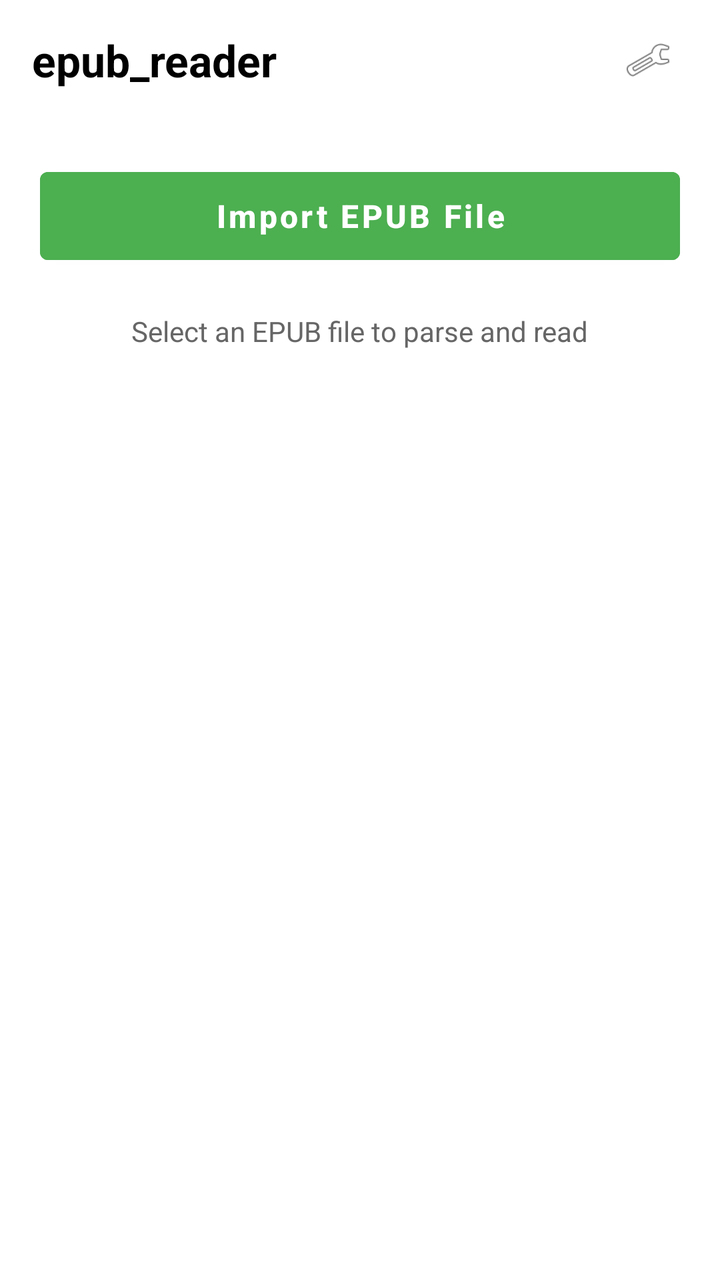
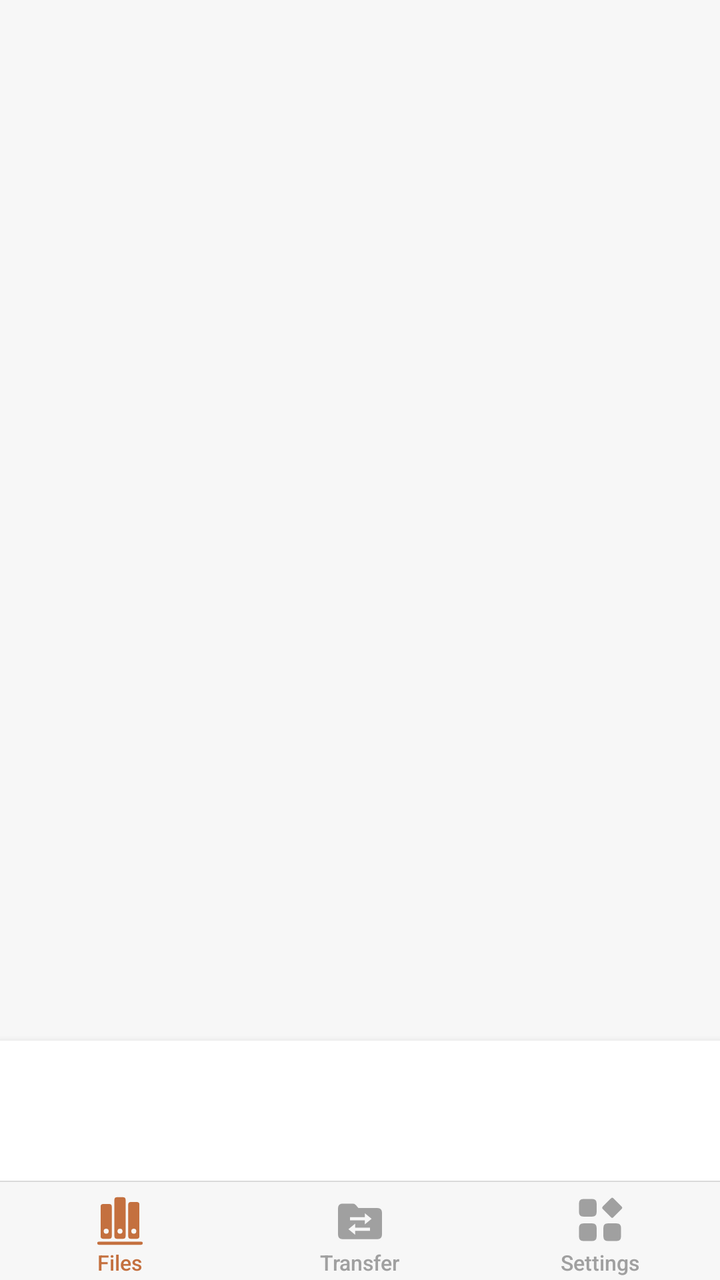

Screens rendered from an Android XML layout before and after an edit, with the pre-edit source and the edit as a unified diff.
<!-- AndroidManifest.xml: activity theme Theme.Epub_reader -->
<!-- res/layout/activity_main.xml -->
<?xml version="1.0" encoding="utf-8"?>
<RelativeLayout xmlns:android="http://schemas.android.com/apk/res/android"
    xmlns:app="http://schemas.android.com/apk/res-auto"
    xmlns:tools="http://schemas.android.com/tools"
    android:id="@+id/main"
    android:layout_width="match_parent"
    android:layout_height="match_parent"
    android:background="@color/white"
    tools:context=".MainActivity">

    <LinearLayout
        android:id="@+id/main_content"
        android:layout_width="match_parent"
        android:layout_height="match_parent"
        android:orientation="vertical">

        
        <LinearLayout
            android:layout_width="match_parent"
            android:layout_height="60dp"
            android:orientation="horizontal"
            android:paddingStart="16dp"
            android:paddingEnd="16dp"
            android:gravity="center_vertical"
            android:background="@color/white">

            <TextView
                android:layout_width="0dp"
                android:layout_height="wrap_content"
                android:layout_weight="1"
                android:text="@string/app_name"
                android:textColor="@color/black"
                android:textSize="22sp"
                android:textStyle="bold" />

            <ImageView
                android:id="@+id/btn_settings"
                android:layout_width="40dp"
                android:layout_height="40dp"
                android:padding="8dp"
                android:src="@android:drawable/ic_menu_preferences"
                android:contentDescription="@string/setting" />
        </LinearLayout>

        
        <ScrollView
            android:id="@+id/anchor_view"
            android:layout_width="match_parent"
            android:layout_height="0dp"
            android:layout_weight="1"
            android:fillViewport="true">

            <LinearLayout
                android:layout_width="match_parent"
                android:layout_height="wrap_content"
                android:orientation="vertical"
                android:gravity="center_horizontal"
                android:padding="20dp">

                <Button
                    android:id="@+id/btnImportEpub"
                    android:layout_width="match_parent"
                    android:layout_height="56dp"
                    android:text="Import EPUB File"
                    android:textSize="16sp"
                    android:textStyle="bold"
                    android:textAllCaps="false"
                    android:backgroundTint="@color/border_select"
                    android:textColor="@color/white"
                    android:layout_marginBottom="20dp" />

                <TextView
                    android:id="@+id/tvStatus"
                    android:layout_width="wrap_content"
                    android:layout_height="wrap_content"
                    android:text="Select an EPUB file to parse and read"
                    android:textSize="14sp"
                    android:textColor="#666666"
                    android:layout_marginBottom="16dp" />

                
                <androidx.cardview.widget.CardView
                    android:id="@+id/cardBookInfo"
                    android:layout_width="match_parent"
                    android:layout_height="wrap_content"
                    android:visibility="gone"
                    android:clickable="true"
                    android:focusable="true"
                    android:foreground="?attr/selectableItemBackground"
                    app:cardCornerRadius="12dp"
                    app:cardElevation="4dp"
                    app:cardUseCompatPadding="true"
                    app:cardBackgroundColor="@color/white">

                    <LinearLayout
                        android:layout_width="match_parent"
                        android:layout_height="wrap_content"
                        android:orientation="vertical"
                        android:padding="16dp">

                        <LinearLayout
                            android:layout_width="match_parent"
                            android:layout_height="wrap_content"
                            android:orientation="horizontal">

                            <ImageView
                                android:id="@+id/imgCover"
                                android:layout_width="80dp"
                                android:layout_height="120dp"
                                android:scaleType="centerCrop"
                                android:background="#E0E0E0"
                                android:contentDescription="Cover" />

                            <LinearLayout
                                android:layout_width="0dp"
                                android:layout_height="wrap_content"
                                android:layout_weight="1"
                                android:orientation="vertical"
                                android:layout_marginStart="16dp">

                                <TextView
                                    android:id="@+id/tvTitle"
                                    android:layout_width="match_parent"
                                    android:layout_height="wrap_content"
                                    android:textSize="18sp"
                                    android:textStyle="bold"
                                    android:textColor="@color/black"
                                    android:ellipsize="end"
                                    android:maxLines="2" />

                                <TextView
                                    android:id="@+id/tvAuthor"
                                    android:layout_width="match_parent"
                                    android:layout_height="wrap_content"
                                    android:textSize="14sp"
                                    android:textColor="#666666"
                                    android:layout_marginTop="4dp" />

                                <TextView
                                    android:id="@+id/tvChaptersCount"
                                    android:layout_width="match_parent"
                                    android:layout_height="wrap_content"
                                    android:textSize="13sp"
                                    android:textColor="#888888"
                                    android:layout_marginTop="8dp" />

                            </LinearLayout>

                        </LinearLayout>

                        <Button
                            android:id="@+id/btnReadNow"
                            android:layout_width="match_parent"
                            android:layout_height="48dp"
                            android:layout_marginTop="16dp"
                            android:text="Start Reading"
                            android:textSize="15sp"
                            android:textStyle="bold"
                            android:textAllCaps="false"
                            android:backgroundTint="@color/border_select"
                            android:textColor="@color/white" />

                    </LinearLayout>

                </androidx.cardview.widget.CardView>

            </LinearLayout>

        </ScrollView>

    </LinearLayout>

    <FrameLayout
        android:id="@+id/mrecContainer"
        android:layout_width="match_parent"
        android:layout_height="wrap_content"
        android:layout_alignParentBottom="true"
        android:elevation="999dp" />

    <FrameLayout
        android:id="@+id/bannerContainer"
        android:layout_width="match_parent"
        android:layout_height="70dp"
        android:layout_alignParentBottom="true"
        android:elevation="1000dp" />

</RelativeLayout>
<!-- resources referenced by this layout -->
<resources>
  <color name="black">#FF000000</color>
  <color name="border_select">#4CAF50</color>
  <color name="white">#FFFFFFFF</color>
  <string name="app_name">epub_reader</string>
  <string name="setting">Settings</string>
  <style name="Theme.Epub_reader" parent="Theme.MaterialComponents.DayNight.NoActionBar" />
</resources>

<!-- the commit's change to res/layout/activity_main.xml (unified diff, before → after) -->
@@ -5,183 +5,144 @@
     android:id="@+id/main"
     android:layout_width="match_parent"
     android:layout_height="match_parent"
-    android:background="@color/white"
+    android:background="@color/ios_bar_bg"
     tools:context=".MainActivity">
 
-    <LinearLayout
-        android:id="@+id/main_content"
+    
+    <androidx.viewpager2.widget.ViewPager2
+        android:id="@+id/viewPagerMain"
         android:layout_width="match_parent"
         android:layout_height="match_parent"
-        android:orientation="vertical">
+        android:layout_above="@id/bannerContainer" />
 
-        
-        <LinearLayout
-            android:layout_width="match_parent"
-            android:layout_height="60dp"
-            android:orientation="horizontal"
-            android:paddingStart="16dp"
-            android:paddingEnd="16dp"
-            android:gravity="center_vertical"
-            android:background="@color/white">
-
-            <TextView
-                android:layout_width="0dp"
-                android:layout_height="wrap_content"
-                android:layout_weight="1"
-                android:text="@string/app_name"
-                android:textColor="@color/black"
-                android:textSize="22sp"
-                android:textStyle="bold" />
-
-            <ImageView
-                android:id="@+id/btn_settings"
-                android:layout_width="40dp"
-                android:layout_height="40dp"
-                android:padding="8dp"
-                android:src="@android:drawable/ic_menu_preferences"
-                android:contentDescription="@string/setting" />
-        </LinearLayout>
-
-        
-        <ScrollView
-            android:id="@+id/anchor_view"
-            android:layout_width="match_parent"
-            android:layout_height="0dp"
-            android:layout_weight="1"
-            android:fillViewport="true">
-
-            <LinearLayout
-                android:layout_width="match_parent"
-                android:layout_height="wrap_content"
-                android:orientation="vertical"
-                android:gravity="center_horizontal"
-                android:padding="20dp">
-
-                <Button
-                    android:id="@+id/btnImportEpub"
-                    android:layout_width="match_parent"
-                    android:layout_height="56dp"
-                    android:text="Import EPUB File"
-                    android:textSize="16sp"
-                    android:textStyle="bold"
-                    android:textAllCaps="false"
-                    android:backgroundTint="@color/border_select"
-                    android:textColor="@color/white"
-                    android:layout_marginBottom="20dp" />
-
-                <TextView
-                    android:id="@+id/tvStatus"
-                    android:layout_width="wrap_content"
-                    android:layout_height="wrap_content"
-                    android:text="Select an EPUB file to parse and read"
-                    android:textSize="14sp"
-                    android:textColor="#666666"
-                    android:layout_marginBottom="16dp" />
-
-                
-                <androidx.cardview.widget.CardView
-                    android:id="@+id/cardBookInfo"
-                    android:layout_width="match_parent"
-                    android:layout_height="wrap_content"
-                    android:visibility="gone"
-                    android:clickable="true"
-                    android:focusable="true"
-                    android:foreground="?attr/selectableItemBackground"
-                    app:cardCornerRadius="12dp"
-                    app:cardElevation="4dp"
-                    app:cardUseCompatPadding="true"
-                    app:cardBackgroundColor="@color/white">
-
-                    <LinearLayout
-                        android:layout_width="match_parent"
-                        android:layout_height="wrap_content"
-                        android:orientation="vertical"
-                        android:padding="16dp">
-
-                        <LinearLayout
-                            android:layout_width="match_parent"
-                            android:layout_height="wrap_content"
-                            android:orientation="horizontal">
-
-                            <ImageView
-                                android:id="@+id/imgCover"
-                                android:layout_width="80dp"
-                                android:layout_height="120dp"
-                                android:scaleType="centerCrop"
-                                android:background="#E0E0E0"
-                                android:contentDescription="Cover" />
-
-                            <LinearLayout
-                                android:layout_width="0dp"
-                                android:layout_height="wrap_content"
-                                android:layout_weight="1"
-                                android:orientation="vertical"
-                                android:layout_marginStart="16dp">
-
-                                <TextView
-                                    android:id="@+id/tvTitle"
-                                    android:layout_width="match_parent"
-                                    android:layout_height="wrap_content"
-                                    android:textSize="18sp"
-                                    android:textStyle="bold"
-                                    android:textColor="@color/black"
-                                    android:ellipsize="end"
-                                    android:maxLines="2" />
-
-                                <TextView
-                                    android:id="@+id/tvAuthor"
-                                    android:layout_width="match_parent"
-                                    android:layout_height="wrap_content"
-                                    android:textSize="14sp"
-                                    android:textColor="#666666"
-                                    android:layout_marginTop="4dp" />
-
-                                <TextView
-                                    android:id="@+id/tvChaptersCount"
-                                    android:layout_width="match_parent"
-                                    android:layout_height="wrap_content"
-                                    android:textSize="13sp"
-                                    android:textColor="#888888"
-                                    android:layout_marginTop="8dp" />
-
-                            </LinearLayout>
-
-                        </LinearLayout>
-
-                        <Button
-                            android:id="@+id/btnReadNow"
-                            android:layout_width="match_parent"
-                            android:layout_height="48dp"
-                            android:layout_marginTop="16dp"
-                            android:text="Start Reading"
-                            android:textSize="15sp"
-                            android:textStyle="bold"
-                            android:textAllCaps="false"
-                            android:backgroundTint="@color/border_select"
-                            android:textColor="@color/white" />
-
-                    </LinearLayout>
-
-                </androidx.cardview.widget.CardView>
-
-            </LinearLayout>
-
-        </ScrollView>
-
-    </LinearLayout>
+    
+    <FrameLayout
+        android:id="@+id/bannerContainer"
+        android:layout_width="match_parent"
+        android:layout_height="70dp"
+        android:layout_above="@id/mainBottomNav"
+        android:background="@color/white"
+        android:elevation="6dp" />
 
     <FrameLayout
         android:id="@+id/mrecContainer"
         android:layout_width="match_parent"
         android:layout_height="wrap_content"
+        android:layout_above="@id/mainBottomNav"
+        android:elevation="5dp" />
+
+    
+    <LinearLayout
+        android:id="@+id/mainBottomNav"
+        android:layout_width="match_parent"
+        android:layout_height="wrap_content"
         android:layout_alignParentBottom="true"
-        android:elevation="999dp" />
+        android:background="@color/ios_tab_bg"
+        android:elevation="8dp"
+        android:orientation="vertical"
+        android:outlineProvider="none">
 
-    <FrameLayout
-        android:id="@+id/bannerContainer"
-        android:layout_width="match_parent"
-        android:layout_height="70dp"
-        android:layout_alignParentBottom="true"
-        android:elevation="1000dp" />
+        <View
+            android:layout_width="match_parent"
+            android:layout_height="0.6dp"
+            android:background="@color/ios_tab_separator" />
+
+        <LinearLayout
+            android:layout_width="match_parent"
+            android:layout_height="49dp"
+            android:orientation="horizontal">
+
+            
+            <LinearLayout
+                android:id="@+id/btnMainFilesTab"
+                android:layout_width="0dp"
+                android:layout_height="match_parent"
+                android:layout_weight="1"
+                android:background="?attr/selectableItemBackgroundBorderless"
+                android:gravity="center_horizontal"
+                android:orientation="vertical"
+                android:paddingTop="5dp">
+
+                <ImageView
+                    android:id="@+id/imgNavFilesIcon"
+                    android:layout_width="28dp"
+                    android:layout_height="28dp"
+                    android:contentDescription="@string/files"
+                    android:src="@drawable/ic_tab_files"
+                    app:tint="@color/ios_tab_selected" />
+
+                <TextView
+                    android:id="@+id/tvNavFilesLabel"
+                    android:layout_width="wrap_content"
+                    android:layout_height="wrap_content"
+                    android:fontFamily="sans-serif-medium"
+                    android:maxLines="1"
+                    android:text="@string/files"
+                    android:textColor="@color/ios_tab_selected"
+                    android:textSize="10.5sp" />
+            </LinearLayout>
+
+            
+            <LinearLayout
+                android:id="@+id/btnMainTransferTab"
+                android:layout_width="0dp"
+                android:layout_height="match_parent"
+                android:layout_weight="1"
+                android:background="?attr/selectableItemBackgroundBorderless"
+                android:gravity="center_horizontal"
+                android:orientation="vertical"
+                android:paddingTop="5dp">
+
+                <ImageView
+                    android:id="@+id/imgNavTransferIcon"
+                    android:layout_width="28dp"
+                    android:layout_height="28dp"
+                    android:contentDescription="@string/file_transfer"
+                    android:src="@drawable/ic_tab_transfer"
+                    app:tint="@color/ios_tab_unselected" />
+
+                <TextView
+                    android:id="@+id/tvNavTransferLabel"
+                    android:layout_width="wrap_content"
+                    android:layout_height="wrap_content"
+                    android:fontFamily="sans-serif-medium"
+                    android:maxLines="1"
+                    android:text="@string/file_transfer"
+                    android:textColor="@color/ios_tab_unselected"
+                    android:textSize="10.5sp" />
+            </LinearLayout>
+
+            
+            <LinearLayout
+                android:id="@+id/btnMainSettingsTab"
+                android:layout_width="0dp"
+                android:layout_height="match_parent"
+                android:layout_weight="1"
+                android:background="?attr/selectableItemBackgroundBorderless"
+                android:gravity="center_horizontal"
+                android:orientation="vertical"
+                android:paddingTop="5dp">
+
+                <ImageView
+                    android:id="@+id/imgNavSettingsIcon"
+                    android:layout_width="28dp"
+                    android:layout_height="28dp"
+                    android:contentDescription="@string/settings"
+                    android:src="@drawable/ic_tab_settings"
+                    app:tint="@color/ios_tab_unselected" />
+
+                <TextView
+                    android:id="@+id/tvNavSettingsLabel"
+                    android:layout_width="wrap_content"
+                    android:layout_height="wrap_content"
+                    android:fontFamily="sans-serif-medium"
+                    android:maxLines="1"
+                    android:text="@string/settings"
+                    android:textColor="@color/ios_tab_unselected"
+                    android:textSize="10.5sp" />
+            </LinearLayout>
+
+        </LinearLayout>
+    </LinearLayout>
 
 </RelativeLayout>
<!-- resource entries referenced after the edit -->
@@ -1,10 +1,72 @@
 <!-- resources referenced by this layout -->
 <resources>
-  <color name="black">#FF000000</color>
-  <color name="border_select">#4CAF50</color>
+  <color name="ios_bar_bg">#F7F7F7</color>
+  <color name="ios_tab_bg">#F7F7F7</color>
+  <color name="ios_tab_selected">#C4703F</color>
+  <color name="ios_tab_separator">#DADADA</color>
+  <color name="ios_tab_unselected">#A0A0A0</color>
   <color name="white">#FFFFFFFF</color>
-  <string name="app_name">epub_reader</string>
-  <string name="setting">Settings</string>
+  <!-- drawable ic_tab_files (drawable) -->
+  <?xml version="1.0" encoding="utf-8"?>
+  <vector xmlns:android="http://schemas.android.com/apk/res/android"
+      android:width="28dp"
+      android:height="28dp"
+      android:viewportWidth="28"
+      android:viewportHeight="28">
+      <path
+          android:fillColor="#A0A0A0"
+          android:fillType="evenOdd"
+          android:pathData="M5.6,6H8.6Q9.9,6 9.9,7.3V22.1Q9.9,23.4 8.6,23.4H5.6Q4.3,23.4 4.3,22.1V7.3Q4.3,6 5.6,6ZM7.1,19.6m-1.25,0a1.25,1.25 0,1 0,2.5 0a1.25,1.25 0,1 0,-2.5 0Z" />
+      <path
+          android:fillColor="#A0A0A0"
+          android:fillType="evenOdd"
+          android:pathData="M12.5,2.6H15.5Q16.8,2.6 16.8,3.9V22.1Q16.8,23.4 15.5,23.4H12.5Q11.2,23.4 11.2,22.1V3.9Q11.2,2.6 12.5,2.6ZM14,19.6m-1.25,0a1.25,1.25 0,1 0,2.5 0a1.25,1.25 0,1 0,-2.5 0Z" />
+      <path
+          android:fillColor="#A0A0A0"
+          android:fillType="evenOdd"
+          android:pathData="M19.4,5H22.4Q23.7,5 23.7,6.3V22.1Q23.7,23.4 22.4,23.4H19.4Q18.1,23.4 18.1,22.1V6.3Q18.1,5 19.4,5ZM20.9,19.6m-1.25,0a1.25,1.25 0,1 0,2.5 0a1.25,1.25 0,1 0,-2.5 0Z" />
+      <path
+          android:fillColor="#A0A0A0"
+          android:pathData="M3.4,24.8H24.6Q25.4,24.8 25.4,25.6Q25.4,26.4 24.6,26.4H3.4Q2.6,26.4 2.6,25.6Q2.6,24.8 3.4,24.8Z" />
+  </vector>
+  <!-- drawable ic_tab_settings (drawable) -->
+  <?xml version="1.0" encoding="utf-8"?>
+  <vector xmlns:android="http://schemas.android.com/apk/res/android"
+      android:width="28dp"
+      android:height="28dp"
+      android:viewportWidth="28"
+      android:viewportHeight="28">
+      <path
+          android:fillColor="#A0A0A0"
+          android:pathData="M5.7,3.5H10.1Q12.3,3.5 12.3,5.7V10.1Q12.3,12.3 10.1,12.3H5.7Q3.5,12.3 3.5,10.1V5.7Q3.5,3.5 5.7,3.5Z" />
+      <path
+          android:fillColor="#A0A0A0"
+          android:pathData="M5.7,15.7H10.1Q12.3,15.7 12.3,17.9V22.3Q12.3,24.5 10.1,24.5H5.7Q3.5,24.5 3.5,22.3V17.9Q3.5,15.7 5.7,15.7Z" />
+      <path
+          android:fillColor="#A0A0A0"
+          android:pathData="M17.9,15.7H22.3Q24.5,15.7 24.5,17.9V22.3Q24.5,24.5 22.3,24.5H17.9Q15.7,24.5 15.7,22.3V17.9Q15.7,15.7 17.9,15.7Z" />
+      <path
+          android:fillColor="#A0A0A0"
+          android:pathData="M20.1,3.7L24.3,7.9L20.1,12.1L15.9,7.9Z"
+          android:strokeWidth="1.6"
+          android:strokeColor="#A0A0A0"
+          android:strokeLineJoin="round" />
+  </vector>
+  <!-- drawable ic_tab_transfer (drawable) -->
+  <?xml version="1.0" encoding="utf-8"?>
+  <vector xmlns:android="http://schemas.android.com/apk/res/android"
+      android:width="28dp"
+      android:height="28dp"
+      android:viewportWidth="28"
+      android:viewportHeight="28">
+      <path
+          android:fillColor="#A0A0A0"
+          android:fillType="evenOdd"
+          android:pathData="M3,8.2Q3,5.8 5.4,5.8H10.4Q11.3,5.8 11.9,6.5L13.2,8H22.6Q25,8 25,10.4V21.2Q25,23.6 22.6,23.6H5.4Q3,23.6 3,21.2ZM9,12.6H16.4V10.6L19.8,13.4L16.4,16.2V14.2H9ZM19,17.8H11.6V15.8L8.2,18.6L11.6,21.4V19.4H19Z" />
+  </vector>
+  <string name="file_transfer">Transfer</string>
+  <string name="files">Files</string>
+  <string name="settings">Settings</string>
   <style name="Theme.Epub_reader" parent="Theme.MaterialComponents.DayNight.NoActionBar" />
 </resources>
 
